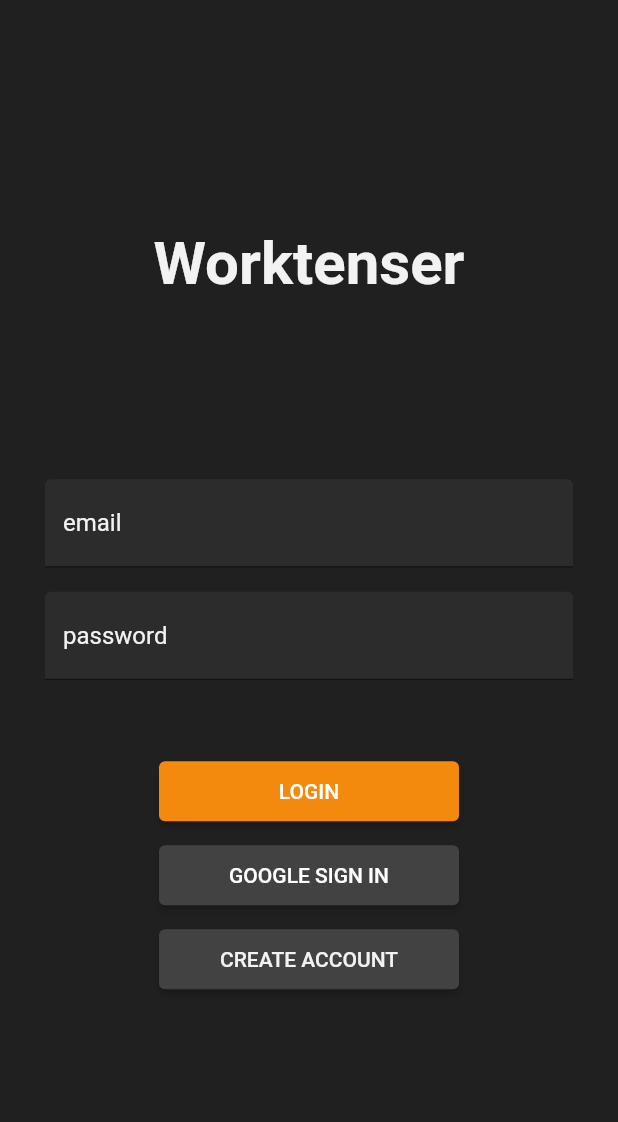
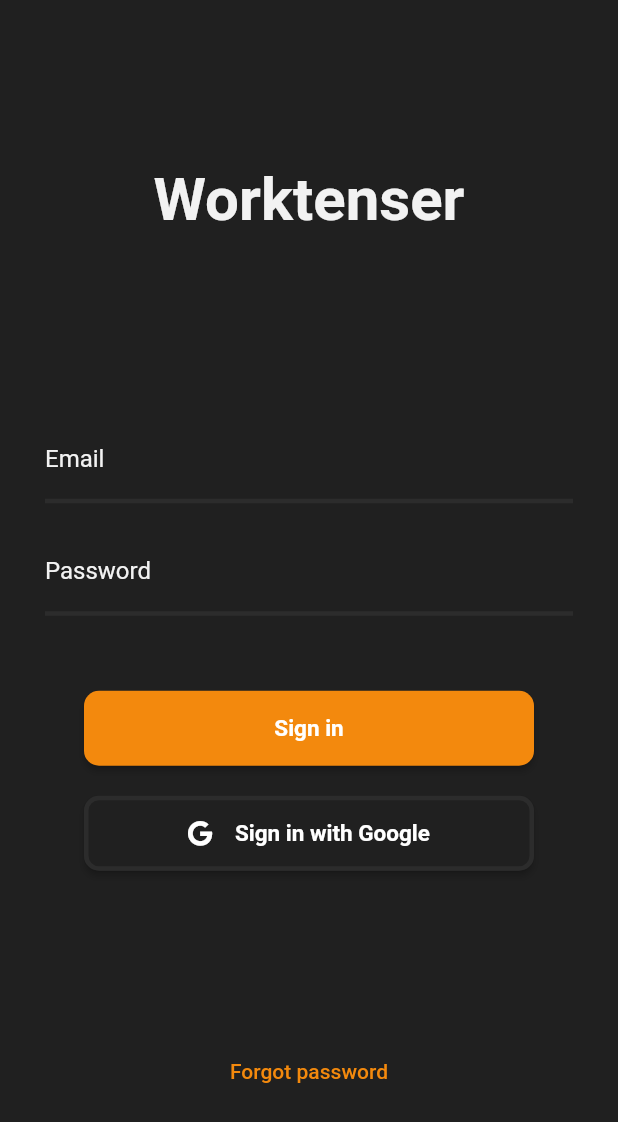
Before and after one commit to gal0wsky/Worktenser, a Flutter app: the LoginPage screen opened directly, on a phone screen of 412 x 824 dp. Shown: the top 1122 px of the screen. Run offline on Flutter 3.47's test engine with Material 2 defaults, Android fonts, the phone set to English and light mode, and no system bars; our stand-ins replace awesome_notifications, bloc, cloud_firestore, equatable, firebase_auth, firebase_core and 5 more; missing offline and left inert: flow_builder, flutter_background_service, flutter_background_service_android, flutter_background_service_ios; accounts and stored records are empty; statements that could not run were skipped.

Commit message:
Styling LoginPage

```diff
--- a/lib/features/auth/presentation/pages/login_page.dart
+++ b/lib/features/auth/presentation/pages/login_page.dart
@@ -3,10 +3,10 @@ import 'package:flutter_bloc/flutter_bloc.dart';
 import 'package:worktenser/config/colors.dart';
 import 'package:worktenser/features/auth/presentation/bloc/login/login_bloc.dart';
 import 'package:worktenser/features/auth/presentation/widgets/email_input.dart';
+import 'package:worktenser/features/auth/presentation/widgets/forgot_password_button.dart';
 import 'package:worktenser/features/auth/presentation/widgets/google_signin_button.dart';
 import 'package:worktenser/features/auth/presentation/widgets/login_button.dart';
 import 'package:worktenser/features/auth/presentation/widgets/password_input.dart';
-import 'package:worktenser/features/auth/presentation/widgets/go_to_signup_button.dart';
 import 'package:worktenser/injection_container.dart';
 
 class LoginPage extends StatelessWidget {
@@ -17,6 +17,7 @@ class LoginPage extends StatelessWidget {
   @override
   Widget build(BuildContext context) {
     return Scaffold(
+      resizeToAvoidBottomInset: false,
       backgroundColor: AppColors.primary,
       body: BlocProvider<LoginBloc>(
         create: (context) => sl(),
@@ -53,6 +54,10 @@ class LoginForm extends StatelessWidget {
             child: Column(
               mainAxisAlignment: MainAxisAlignment.center,
               children: [
+                Expanded(
+                  child: Column(
+                    mainAxisAlignment: MainAxisAlignment.center,
+                    children: [
                       const Text(
                         'Worktenser',
                         style: TextStyle(
@@ -79,16 +84,52 @@ class LoginForm extends StatelessWidget {
                         passwordController: passwordController,
                       ),
                       const SizedBox(
-                  height: 8,
+                        height: 20,
                       ),
                       const GoogleSignInButton(),
                       const SizedBox(
                         height: 8,
                       ),
-                const GoToSignupButton(),
-                const SizedBox(
-                  height: 8,
+                    ],
                   ),
+                ),
+                const Align(
+                  alignment: Alignment.bottomCenter,
+                  child: ForgotPasswordButton(),
+                ),
+                // const Text(
+                //   'Worktenser',
+                //   style: TextStyle(
+                //     fontSize: 40,
+                //     color: AppColors.textPrimary,
+                //     fontWeight: FontWeight.bold,
+                //   ),
+                // ),
+                // const SizedBox(
+                //   height: 120,
+                // ),
+                // EmailInput(
+                //   valueController: emailController,
+                // ),
+                // const SizedBox(
+                //   height: 16,
+                // ),
+                // PasswordInput(valueController: passwordController),
+                // const SizedBox(
+                //   height: 50,
+                // ),
+                // LoginButton(
+                //   emailController: emailController,
+                //   passwordController: passwordController,
+                // ),
+                // const SizedBox(
+                //   height: 20,
+                // ),
+                // const GoogleSignInButton(),
+                // const SizedBox(
+                //   height: 8,
+                // ),
+                // const ForgotPasswordButton(),
               ],
             ),
           );
--- a/lib/features/auth/presentation/widgets/email_input.dart
+++ b/lib/features/auth/presentation/widgets/email_input.dart
@@ -18,12 +18,17 @@ class EmailInput extends StatelessWidget {
             color: AppColors.textPrimary,
           ),
           decoration: const InputDecoration(
-            labelText: 'email',
+            labelText: 'Email',
             labelStyle: TextStyle(
               color: AppColors.textPrimary,
             ),
-            filled: true,
-            fillColor: AppColors.secondary,
+            filled: false,
+            enabledBorder: UnderlineInputBorder(
+              borderSide: BorderSide(
+                color: AppColors.secondary,
+                width: 3,
+              ),
+            ),
             focusedBorder: UnderlineInputBorder(
               borderSide: BorderSide(
                 color: AppColors.callToAction,
--- /dev/null
+++ b/lib/features/auth/presentation/widgets/forgot_password_button.dart
@@ -0,0 +1,24 @@
+import 'package:flutter/material.dart';
+import 'package:worktenser/config/colors.dart';
+
+class ForgotPasswordButton extends StatelessWidget {
+  const ForgotPasswordButton({super.key});
+
+  @override
+  Widget build(BuildContext context) {
+    return TextButton(
+      onPressed: () {},
+      style: const ButtonStyle(),
+      child: const Padding(
+        padding: EdgeInsets.only(bottom: 94),
+        child: Text(
+          'Forgot password',
+          style: TextStyle(
+            fontSize: 14,
+            color: AppColors.callToAction,
+          ),
+        ),
+      ),
+    );
+  }
+}
--- a/lib/features/auth/presentation/widgets/google_signin_button.dart
+++ b/lib/features/auth/presentation/widgets/google_signin_button.dart
@@ -1,5 +1,7 @@
 import 'package:flutter/material.dart';
 import 'package:flutter_bloc/flutter_bloc.dart';
+import 'package:font_awesome_flutter/font_awesome_flutter.dart';
+import 'package:worktenser/config/colors.dart';
 import 'package:worktenser/features/auth/presentation/bloc/login/login_bloc.dart';
 
 class GoogleSignInButton extends StatelessWidget {
@@ -14,12 +16,36 @@ class GoogleSignInButton extends StatelessWidget {
             ? const CircularProgressIndicator()
             : ElevatedButton(
                 style: ElevatedButton.styleFrom(
-                    fixedSize: const Size(200, 40),
-                    backgroundColor: Colors.grey.shade800),
+                  fixedSize: const Size(300, 50),
+                  backgroundColor: AppColors.primary,
+                  textStyle: const TextStyle(
+                    fontSize: 15,
+                    fontWeight: FontWeight.bold,
+                  ),
+                  shape: RoundedRectangleBorder(
+                    borderRadius: BorderRadius.circular(10),
+                  ),
+                  side: const BorderSide(
+                    color: AppColors.secondary,
+                    width: 3,
+                  ),
+                ),
                 onPressed: () {
                   context.read<LoginBloc>().add(GoogleLoginRequested());
                 },
-                child: const Text('GOOGLE SIGN IN'),
+                child: const Row(
+                  mainAxisAlignment: MainAxisAlignment.center,
+                  children: [
+                    FaIcon(
+                      FontAwesomeIcons.google,
+                      size: 17,
+                    ),
+                    SizedBox(
+                      width: 15,
+                    ),
+                    Text('Sign in with Google'),
+                  ],
+                ),
               );
       },
     );
--- a/lib/features/auth/presentation/widgets/login_button.dart
+++ b/lib/features/auth/presentation/widgets/login_button.dart
@@ -22,8 +22,16 @@ class LoginButton extends StatelessWidget {
             ? const CircularProgressIndicator()
             : ElevatedButton(
                 style: ElevatedButton.styleFrom(
-                    fixedSize: const Size(200, 40),
-                    backgroundColor: AppColors.callToAction),
+                  fixedSize: const Size(300, 50),
+                  backgroundColor: AppColors.callToAction,
+                  textStyle: const TextStyle(
+                    fontSize: 15,
+                    fontWeight: FontWeight.bold,
+                  ),
+                  shape: RoundedRectangleBorder(
+                    borderRadius: BorderRadius.circular(10),
+                  ),
+                ),
                 onPressed: () {
                   final loginData = LoginEntity(
                       email: emailController.value.text,
@@ -33,7 +41,9 @@ class LoginButton extends StatelessWidget {
                       .read<LoginBloc>()
                       .add(CredentialsLoginRequested(loginData: loginData));
                 },
-                child: const Text('LOGIN'),
+                child: const Text(
+                  'Sign in',
+                ),
               );
       },
     );
--- a/lib/features/auth/presentation/widgets/password_input.dart
+++ b/lib/features/auth/presentation/widgets/password_input.dart
@@ -22,12 +22,17 @@ class PasswordInput extends StatelessWidget {
             color: AppColors.textPrimary,
           ),
           decoration: const InputDecoration(
-            labelText: 'password',
+            labelText: 'Password',
             labelStyle: TextStyle(
               color: AppColors.textPrimary,
             ),
-            filled: true,
-            fillColor: AppColors.secondary,
+            filled: false,
+            enabledBorder: UnderlineInputBorder(
+              borderSide: BorderSide(
+                color: AppColors.secondary,
+                width: 3,
+              ),
+            ),
             focusedBorder: UnderlineInputBorder(
               borderSide: BorderSide(
                 color: AppColors.callToAction,
--- a/pubspec.yaml
+++ b/pubspec.yaml
@@ -23,6 +23,7 @@ dependencies:
   flutter_bloc: ^8.1.3
   flutter_isolate: ^2.0.4
   flutter_local_notifications: ^15.1.1
+  font_awesome_flutter: ^10.6.0
   get_it: ^7.6.4
   google_sign_in: ^6.1.5
   permission_handler: ^11.0.0
```
Also changed, not shown: pubspec.lock. Lines whose indentation alone changed are shown as unchanged.
